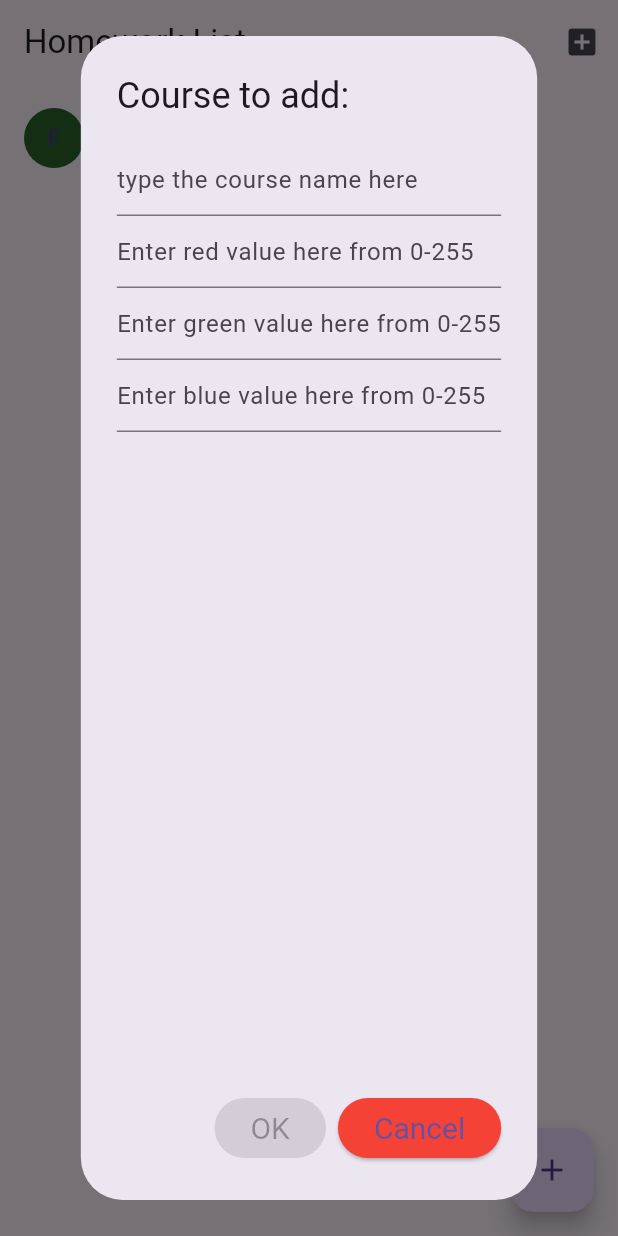
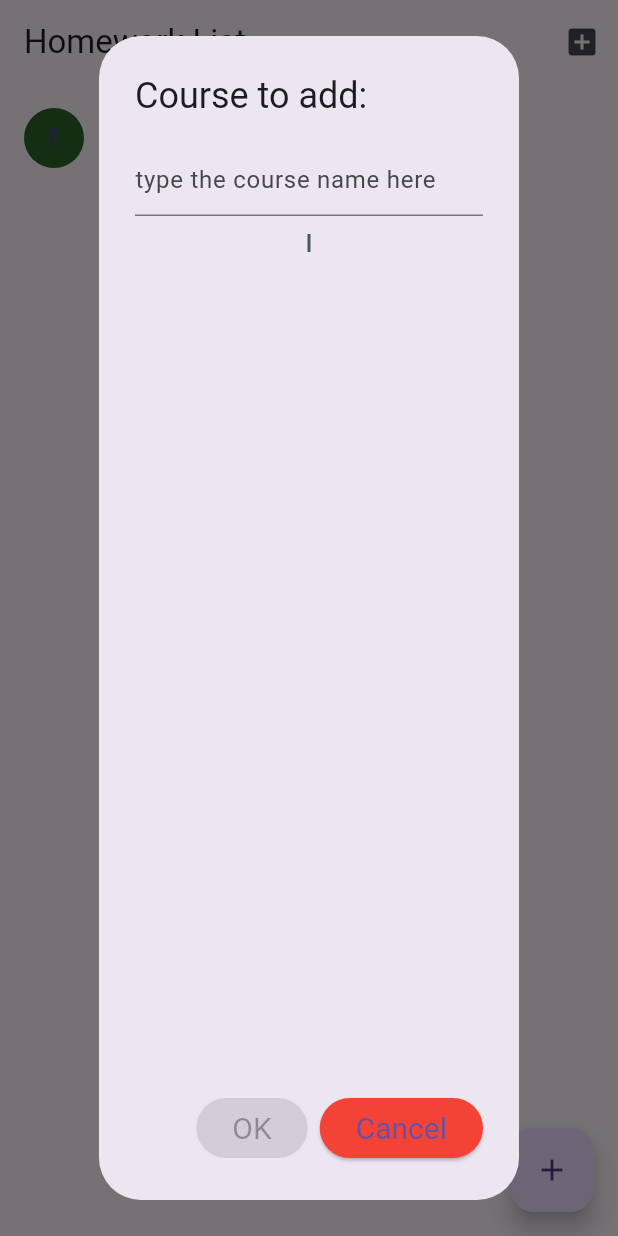
Before and after one commit to tuck3rb/emergency_checklists, a Flutter app: the screen it shows after launch, after a tap on the "add box" icon, on a phone screen of 412 x 824 dp. Run offline on Flutter 3.47's test engine with Material 3 defaults, Android fonts, the phone set to English and light mode, and no system bars.

Commit message:
Getting things set up for a color picker

```diff
--- a/to_dont_list/lib/main.dart
+++ b/to_dont_list/lib/main.dart
@@ -60,15 +60,12 @@ class _ToDoListState extends State<ToDoList> {
     });
   }
 
-  void _handleNewCourse(String courseText, TextEditingController textController, String r, TextEditingController rController, String g, TextEditingController gController, String b, TextEditingController bController) {
+  void _handleNewCourse(String courseText, TextEditingController textController, Color color) {
     setState(() {
       print("Adding new course");
-      Course course = Course(name: courseText, color: _getColor(r, g, b));
+      Course course = Course(name: courseText, color: color);
       courses.insert(0, course);
       textController.clear();
-      rController.clear();
-      gController.clear();
-      bController.clear();
     });
   }
 
--- a/to_dont_list/lib/widgets/new_course_dialog.dart
+++ b/to_dont_list/lib/widgets/new_course_dialog.dart
@@ -1,7 +1,6 @@
 import 'package:flutter/material.dart';
 
-typedef CourseAddedCallback = Function(
-    String value, TextEditingController textController, String r, TextEditingController rController, String g, TextEditingController gController, String b, TextEditingController bController);
+typedef CourseAddedCallback = Function(String value, TextEditingController textController, Color courseColor);
 
 class NewCourseDialog extends StatefulWidget {
   const NewCourseDialog({
@@ -18,18 +17,14 @@ class NewCourseDialog extends StatefulWidget {
 class _NewCourseDialogState extends State<NewCourseDialog> {
   // Dialog with text from https://www.appsdeveloperblog.com/alert-dialog-with-a-text-field-in-flutter/
   final TextEditingController _inputController = TextEditingController();
-  final TextEditingController _rController = TextEditingController();
-  final TextEditingController _gController = TextEditingController();
-  final TextEditingController _bController = TextEditingController();
+  Color selectedColor = Colors.blue;
+
   final ButtonStyle yesStyle = ElevatedButton.styleFrom(
       textStyle: const TextStyle(fontSize: 20), backgroundColor: Colors.green);
   final ButtonStyle noStyle = ElevatedButton.styleFrom(
       textStyle: const TextStyle(fontSize: 20), backgroundColor: Colors.red);
 
   String valueText = "";
-  String r = "";
-  String g = "";
-  String b = "";
 
   @override
   Widget build(BuildContext context) {
@@ -47,37 +42,8 @@ class _NewCourseDialogState extends State<NewCourseDialog> {
             decoration: const InputDecoration(hintText: "type the course name here"),
             key: const Key('CN'),
           ),
-          TextField(
-            onChanged: (value) {
-              setState(() {
-                r = value;
-              });
-            },
-            controller: _rController,
-            decoration: const InputDecoration(hintText: 'Enter red value here from 0-255'),
-            key: const Key('r'),
-          ),
-          TextField(
-            onChanged: (value) {
-              setState(() {
-                g = value;
-              });
-            },
-            controller: _gController,
-            decoration: const InputDecoration(hintText: 'Enter green value here from 0-255'),
-            key: const Key('g'),
-          ),
-          TextField(
-            onChanged: (value) {
-              setState(() {
-                b = value;
-              });
-            },
-            controller: _bController,
-            decoration: const InputDecoration(hintText: 'Enter blue value here from 0-255'),
-            key: const Key('b'),
-          )
-
+          const SizedBox(height: 12),
+          const Placeholder(child: SizedBox(height: 12),)
         ]
       ),
       actions: <Widget>[
@@ -90,7 +56,7 @@ class _NewCourseDialogState extends State<NewCourseDialog> {
               onPressed: value.text.isNotEmpty
                   ? () {
                       setState(() {
-                        widget.onListAdded(valueText, _inputController, r, _rController, g, _gController, b, _bController);
+                        widget.onListAdded(valueText, _inputController, Colors.red) ;
                         Navigator.pop(context);
                       });
                     }
```
